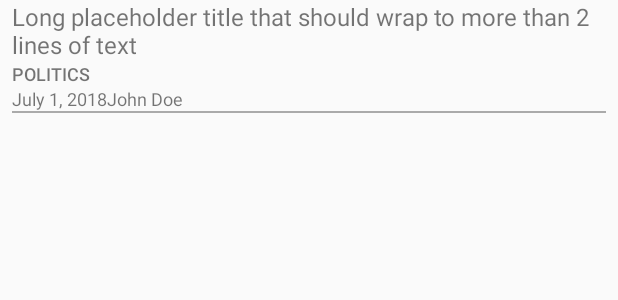
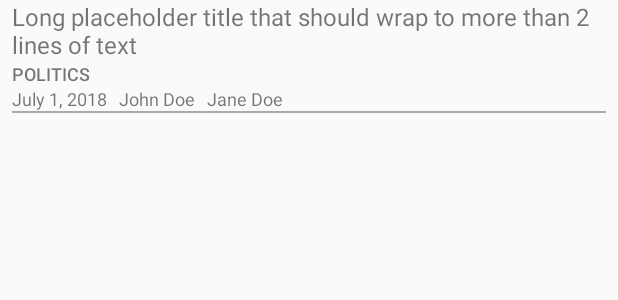
Before and after one commit to chrisabbod/news-app, an Android app: the layout news_list_item.xml on its own in the app's theme, with its tools: preview values and no code run, on a phone screen of 412 x 824 dp. Shown: the top 300 px of the screen. Run offline under Robolectric (Android 15) with nearby library versions, the phone set to English and light mode, and no system bars.

```diff
--- a/app/src/main/java/com/example/android/newsapp/QueryUtils.java
+++ b/app/src/main/java/com/example/android/newsapp/QueryUtils.java
@@ -91,7 +91,7 @@ public final class QueryUtils {
 
                 //Create a new Article object with the title, section, date, and author
                 //then add to the JSON response
-                Article article = new Article(title, section, date, url);
+                Article article = new Article(title, section, contributors, date, url);
 
                 //Add the new Article to the list of articles
                 articles.add(article);
--- a/app/src/main/res/layout/news_list_item.xml
+++ b/app/src/main/res/layout/news_list_item.xml
@@ -41,13 +41,22 @@
             tools:text="July 1, 2018" />
 
         <TextView
-            android:id="@+id/author"
+            android:id="@+id/contributor_one"
+            android:layout_width="wrap_content"
+            android:layout_height="wrap_content"
+            android:textSize="12sp"
+            android:paddingEnd="8dp"
+            android:paddingStart="8dp"
+            tools:text="John Doe" />
+
+        <TextView
+            android:id="@+id/contributor_two"
             android:layout_width="wrap_content"
             android:layout_height="wrap_content"
             android:textSize="12sp"
             android:paddingEnd="8dp"
             android:paddingStart="0dp"
-            tools:text="John Doe" />
+            tools:text="Jane Doe" />
 
     </LinearLayout>
 
```
Also changed, not shown: app/src/main/java/com/example/android/newsapp/Article.java (+9 -22 lines), app/src/main/java/com/example/android/newsapp/ArticleAdapter.java (+9 -4 lines).
